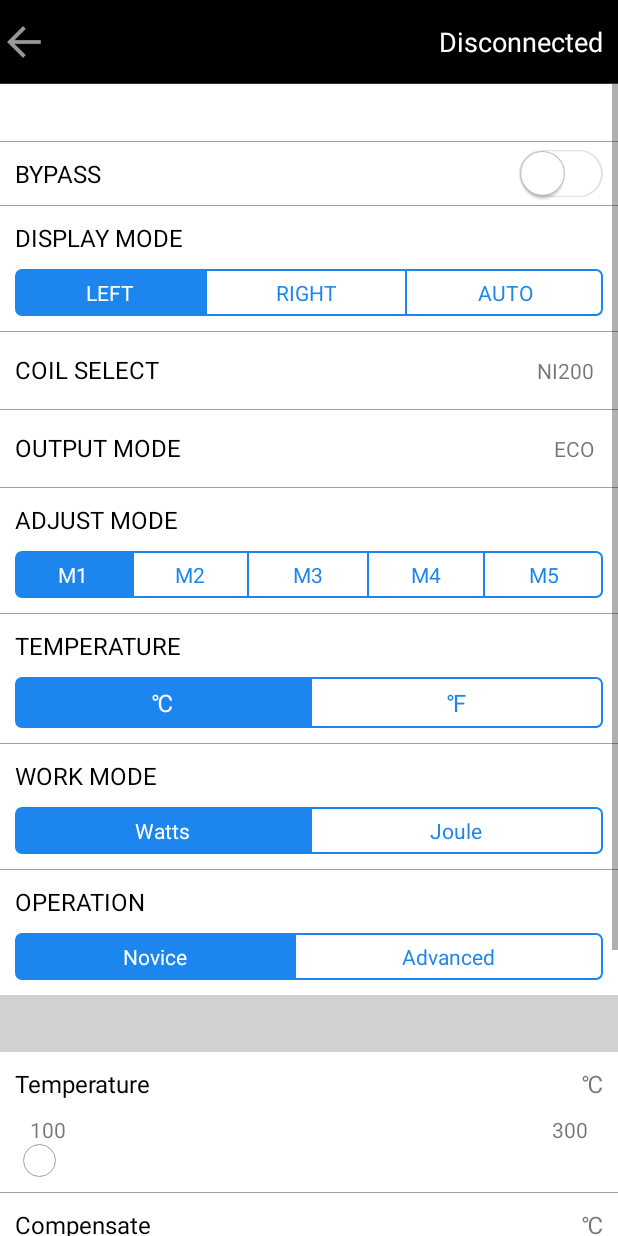
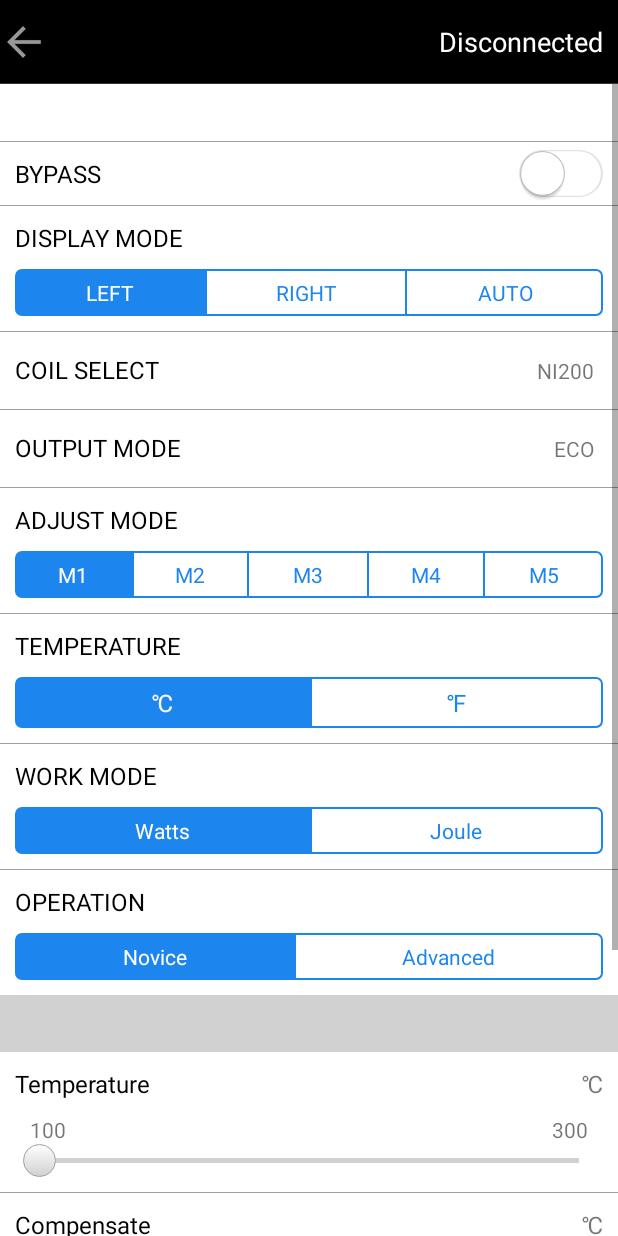
Before and after one commit to androidwuchenghui/SXi, an Android app: the SetDetailsActivity screen opened directly, with no data from a screen before it, on a phone screen of 412 x 824 dp. Run offline under Robolectric (Android 15) with nearby library versions, the phone set to English and light mode, and no system bars; our stand-ins replace ButterKnife; libraries missing offline, so code that uses them is left out: com.activeandroid, com.activeandroid.annotation, com.activeandroid.query; 27 statements that could not run were skipped.

```diff
--- a/app/build.gradle
+++ b/app/build.gradle
@@ -10,7 +10,7 @@ android {
         minSdkVersion 18
         targetSdkVersion 25
         versionCode 1
-        versionName "1.0.3"
+        versionName "1.0.4"
         testInstrumentationRunner "android.support.test.runner.AndroidJUnitRunner"
     }
     buildTypes {
--- a/app/src/main/java/com/yihai/wu/sxi/MainActivity.java
+++ b/app/src/main/java/com/yihai/wu/sxi/MainActivity.java
@@ -520,10 +520,13 @@ public class MainActivity extends AppCompatActivity implements View.OnClickListe
         if (!mBluetoothAdapter.isEnabled()) {
             mBluetoothAdapter.enable();
         }
+        lastAddress = sp.getString("address", null);
+        Log.d(TAG, "clockScreen: "+ mBluetoothAdapter.isEnabled()+"  service  "+mBluetoothLeService+"  state "+ "  last: "+lastAddress);
         new Handler().postDelayed(new Runnable() {
             @Override
             public void run() {
                 if (mBluetoothLeService != null && mBluetoothLeService.getTheConnectedState() == 0 && lastAddress != null && mBluetoothAdapter.isEnabled()) {
+                    Log.d(TAG, "clockScreen: "+"  Resume 开始搜索  ");
                     mBluetoothAdapter.startLeScan(mLeScanCallback);
                 }
             }
--- a/app/src/main/res/drawable/seekbar_color.xml
+++ b/app/src/main/res/drawable/seekbar_color.xml
@@ -1,5 +1,12 @@
 <?xml version="1.0" encoding="utf-8"?>
 <layer-list xmlns:android="http://schemas.android.com/apk/res/android">
+    <item android:id="@android:id/background">
+        <shape>
+
+            <solid android:color="@color/colorLittleGray"/>
+        </shape>
+    </item>
+
     <item android:id="@android:id/progress">
         <clip>
             <shape>
--- a/app/src/main/res/drawable/seekbar_thumb.xml
+++ b/app/src/main/res/drawable/seekbar_thumb.xml
@@ -3,8 +3,22 @@
 	<!-- normal -->
 	<item>
 		<layer-list>
+			<!--<item android:top="2dp" android:right="1dp" >
+				<shape android:shape="oval"  >
+					<solid android:color="#665e5d5d"/>
+					<gradient
+						android:startColor="@color/colorGray"
+						android:centerColor="@color/colorPrimaryDark"
+						android:endColor="@color/colorLittleGray"
+						android:angle="180"
+						/>
+				</shape>
+			</item>-->
+
 			<item>
+
 				<shape android:shape="oval">
+
 					<stroke
 						android:width="0.6dp"
 						android:color="@color/colorGray"
@@ -13,7 +27,16 @@
 						android:width="22dp"
 						android:height="22dp"/>
 					<solid android:color="@color/colorWhite"/>
+
+					<gradient
+						android:startColor="@color/colorWhite"
+						android:endColor="@color/colorLittleGray"
+
+						android:angle="-45"
+						/>
 				</shape>
+
+
 			</item>
 
 		</layer-list>
--- a/app/src/main/res/layout/activity_setdetails.xml
+++ b/app/src/main/res/layout/activity_setdetails.xml
@@ -816,7 +816,7 @@
                     android:layout_marginBottom="10dp"
                     android:max="1100"
                     android:progressDrawable="@drawable/seekbar_color"
-                    android:maxHeight="3dip"
+                    android:maxHeight="2dip"
                     android:thumb="@drawable/seekbar_thumb"
                     />
 
--- a/app/src/main/res/values/colors.xml
+++ b/app/src/main/res/values/colors.xml
@@ -13,4 +13,5 @@
     <color name="gray">#82947243</color>
     <color name="temperOrange">#f27d50</color>
     <color name="jouleGreen">#48f487</color>
+
 </resources>
```
